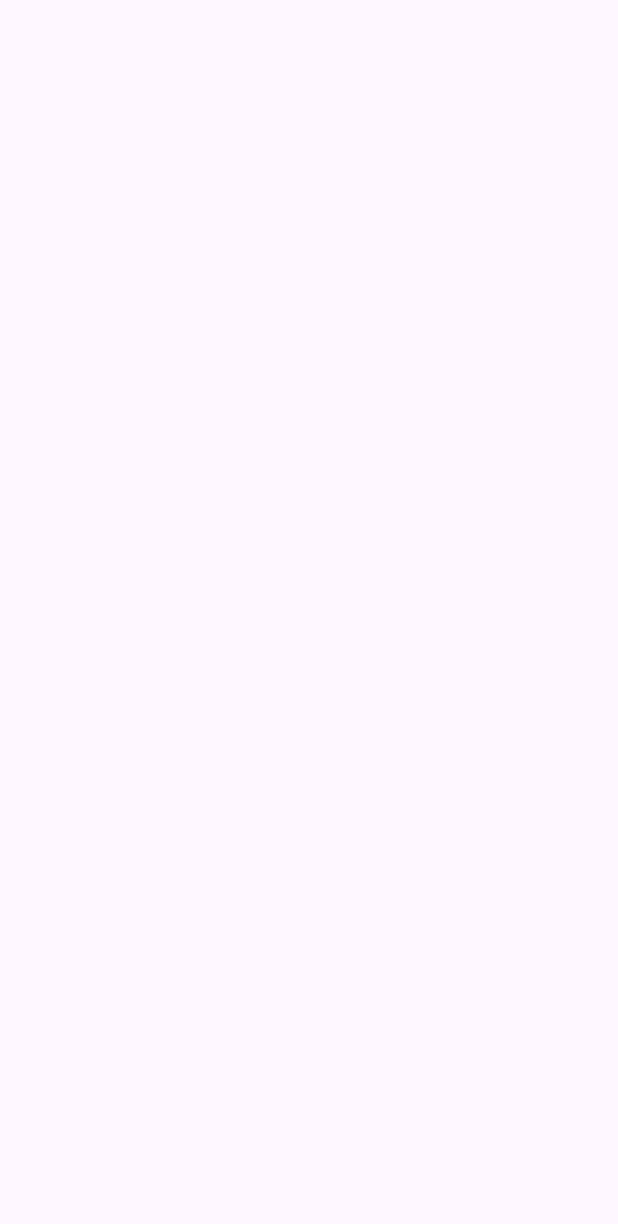
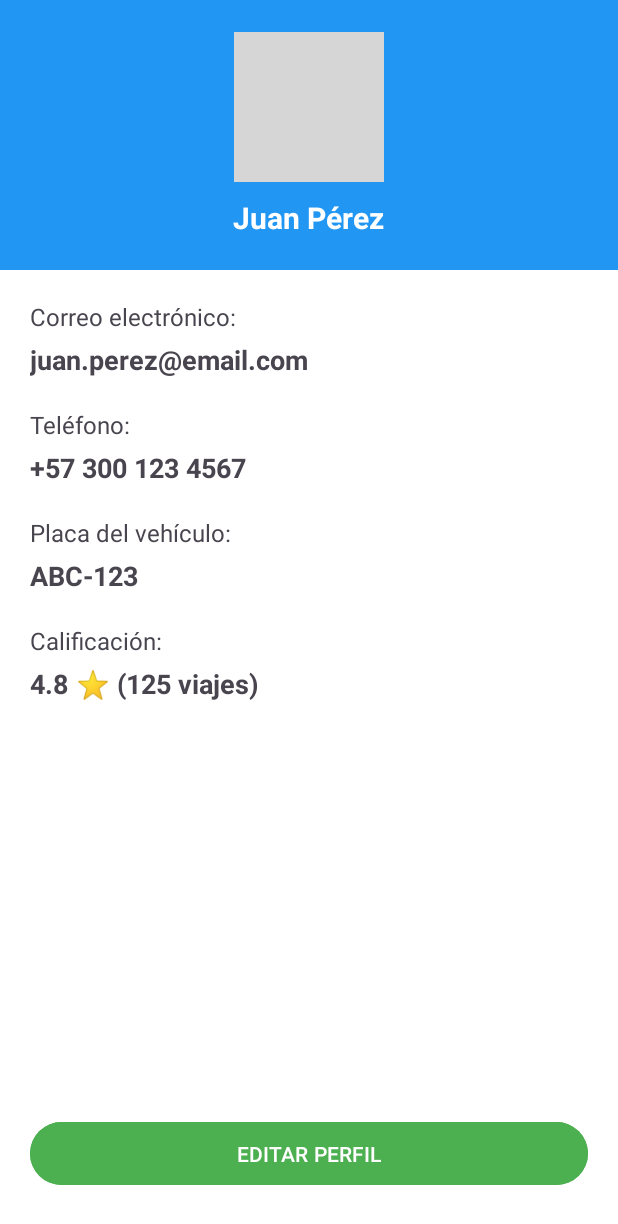
Before and after one commit to Joker8-h/MOVIFLEXX, an Android app: the PeriflConductor screen opened directly, with no data from a screen before it, on a phone screen of 412 x 824 dp. Before the commit the part shown is empty. Shown: the top 1224 px of the screen. Run offline under Robolectric (Android 15) with nearby library versions, the phone set to English and light mode, and no system bars; 1 statement that could not run was skipped; grey boxes are pictures that could not be loaded.

Commit message:
Second commit

```diff
--- a/app/src/main/res/layout/activity_perifl_conductor.xml
+++ b/app/src/main/res/layout/activity_perifl_conductor.xml
@@ -1,10 +1,142 @@
 <?xml version="1.0" encoding="utf-8"?>
-<androidx.constraintlayout.widget.ConstraintLayout xmlns:android="http://schemas.android.com/apk/res/android"
-    xmlns:app="http://schemas.android.com/apk/res-auto"
+<LinearLayout xmlns:android="http://schemas.android.com/apk/res/android"
     xmlns:tools="http://schemas.android.com/tools"
-    android:id="@+id/main"
     android:layout_width="match_parent"
     android:layout_height="match_parent"
-    tools:context=".PeriflConductor">
+    android:background="@android:color/white"
+    android:orientation="vertical"
+    tools:context=".PerfilConductorActivity">
 
-</androidx.constraintlayout.widget.ConstraintLayout>
+    <!-- Encabezado -->
+    <LinearLayout
+        android:layout_width="match_parent"
+        android:layout_height="180dp"
+        android:orientation="vertical"
+        android:gravity="center"
+        android:background="#2196F3"
+        android:padding="20dp">
+
+        <ImageView
+            android:id="@+id/imagen_foto_perfil"
+            android:layout_width="100dp"
+            android:layout_height="100dp"
+            android:src="@drawable/icono_conductor"
+            android:background="@android:color/white"
+            android:padding="5dp"
+            android:scaleType="centerCrop" />
+
+        <TextView
+            android:id="@+id/texto_nombre_conductor"
+            android:layout_width="wrap_content"
+            android:layout_height="wrap_content"
+            android:layout_marginTop="10dp"
+            android:text="Juan Pérez"
+            android:textColor="@android:color/white"
+            android:textSize="20sp"
+            android:textStyle="bold" />
+
+    </LinearLayout>
+
+    <!-- Información -->
+    <ScrollView
+        android:layout_width="match_parent"
+        android:layout_height="0dp"
+        android:layout_weight="1"
+        android:padding="20dp">
+
+        <LinearLayout
+            android:layout_width="match_parent"
+            android:layout_height="wrap_content"
+            android:orientation="vertical">
+
+            <!-- Correo -->
+            <TextView
+                android:layout_width="wrap_content"
+                android:layout_height="wrap_content"
+                android:text="Correo electrónico:"
+                android:textSize="16sp"
+                android:layout_marginBottom="5dp" />
+
+            <TextView
+                android:id="@+id/texto_correo"
+                android:layout_width="wrap_content"
+                android:layout_height="wrap_content"
+                android:text="juan.perez@email.com"
+                android:textSize="18sp"
+                android:textStyle="bold"
+                android:layout_marginBottom="20dp" />
+
+            <!-- Teléfono -->
+            <TextView
+                android:layout_width="wrap_content"
+                android:layout_height="wrap_content"
+                android:text="Teléfono:"
+                android:textSize="16sp"
+                android:layout_marginBottom="5dp" />
+
+            <TextView
+                android:id="@+id/texto_telefono"
+                android:layout_width="wrap_content"
+                android:layout_height="wrap_content"
+                android:text="+57 300 123 4567"
+                android:textSize="18sp"
+                android:textStyle="bold"
+                android:layout_marginBottom="20dp" />
+
+            <!-- Placa -->
+            <TextView
+                android:layout_width="wrap_content"
+                android:layout_height="wrap_content"
+                android:text="Placa del vehículo:"
+                android:textSize="16sp"
+                android:layout_marginBottom="5dp" />
+
+            <TextView
+                android:id="@+id/texto_placa"
+                android:layout_width="wrap_content"
+                android:layout_height="wrap_content"
+                android:text="ABC-123"
+                android:textSize="18sp"
+                android:textStyle="bold"
+                android:layout_marginBottom="20dp" />
+
+            <!-- Calificación -->
+            <TextView
+                android:layout_width="wrap_content"
+                android:layout_height="wrap_content"
+                android:text="Calificación:"
+                android:textSize="16sp"
+                android:layout_marginBottom="5dp" />
+
+            <TextView
+                android:id="@+id/texto_calificacion"
+                android:layout_width="wrap_content"
+                android:layout_height="wrap_content"
+                android:text="4.8 ⭐ (125 viajes)"
+                android:textSize="18sp"
+                android:textStyle="bold"
+                android:layout_marginBottom="40dp" />
+
+        </LinearLayout>
+
+    </ScrollView>
+
+    <!-- Botones -->
+    <LinearLayout
+        android:layout_width="match_parent"
+        android:layout_height="wrap_content"
+        android:orientation="vertical"
+        android:padding="20dp">
+
+        <Button
+            android:id="@+id/boton_editar_perfil"
+            android:layout_width="match_parent"
+            android:layout_height="50dp"
+            android:layout_marginBottom="10dp"
+            android:backgroundTint="#4CAF50"
+            android:text="EDITAR PERFIL"
+            android:textColor="@android:color/white" />
+
+    </LinearLayout>
+
+</LinearLayout>
--- /dev/null
+++ b/app/src/main/res/layout/conductores/activity_creacionderutas.xml
@@ -0,0 +1,10 @@
+<?xml version="1.0" encoding="utf-8"?>
+<androidx.constraintlayout.widget.ConstraintLayout xmlns:android="http://schemas.android.com/apk/res/android"
+    xmlns:app="http://schemas.android.com/apk/res-auto"
+    xmlns:tools="http://schemas.android.com/tools"
+    android:id="@+id/main"
+    android:layout_width="match_parent"
+    android:layout_height="match_parent"
+    tools:context=".Creacionderutas">
+
+</androidx.constraintlayout.widget.ConstraintLayout>
```
